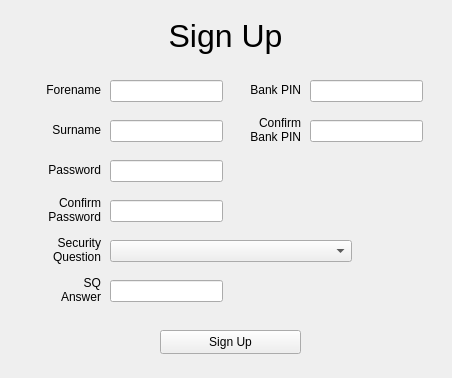
Old version of the form OOSD/signupwindow.ui in the repository joec2109/OOSD.
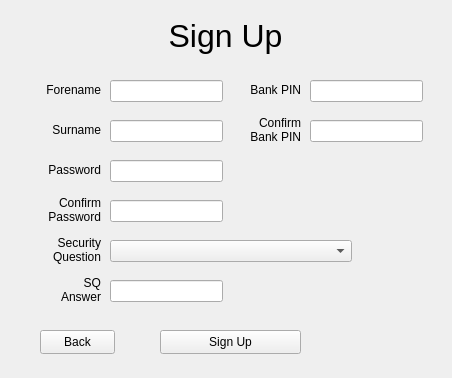
New version of the form. Icons and pictures are not drawn.

What changed in the file:
```diff
--- a/OOSD/signupwindow.ui
+++ b/OOSD/signupwindow.ui
@@ -411,6 +411,19 @@
      </property>
     </item>
    </widget>
+   <widget class="QPushButton" name="backButton">
+    <property name="geometry">
+     <rect>
+      <x>40</x>
+      <y>330</y>
+      <width>75</width>
+      <height>24</height>
+     </rect>
+    </property>
+    <property name="text">
+     <string>Back</string>
+    </property>
+   </widget>
   </widget>
  </widget>
  <resources/>
```
